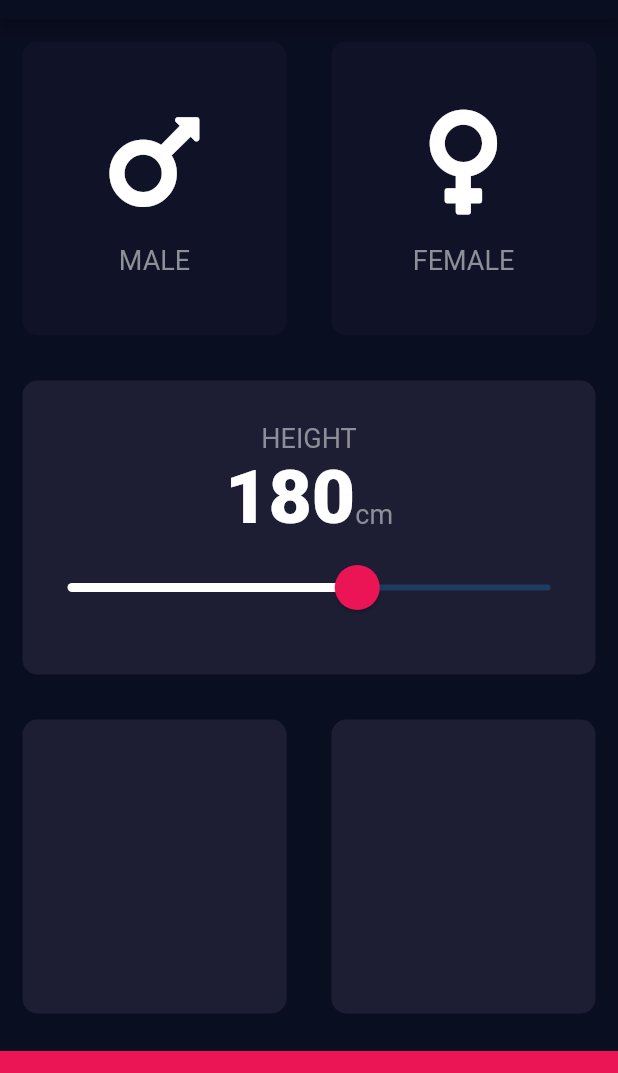
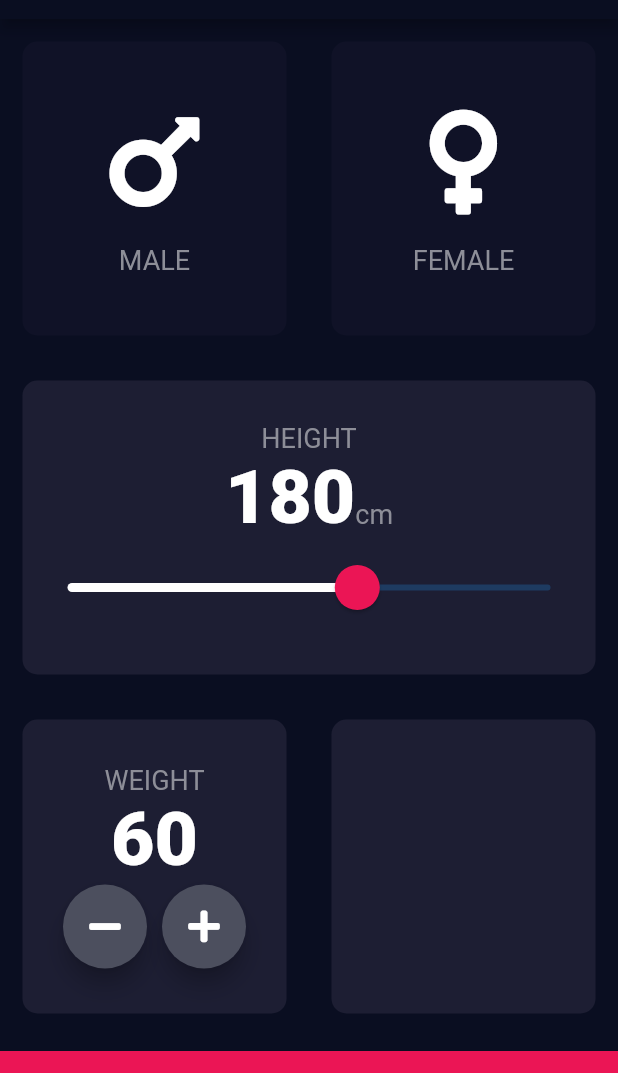
Before and after one commit to eoanodea/flutter-bmi-calculator, a Flutter app: the screen it shows after launch, on a phone screen of 412 x 824 dp, the part 65-1138 px from its top. Run offline on Flutter 3.47's test engine with Material 2 defaults, Android fonts, the phone set to English and light mode, and no system bars; our stand-ins replace font_awesome_flutter.

Commit message:
Implemented custom RoundIconButton class

```diff
--- a/lib/input_page.dart
+++ b/lib/input_page.dart
@@ -19,6 +19,8 @@ class _InputPageState extends State<InputPage> {
   Gender selectedGener;
 
   int height = 180;
+  int weight = 60;
+
   @override
   Widget build(BuildContext context) {
     return Scaffold(
@@ -123,6 +125,31 @@ class _InputPageState extends State<InputPage> {
                 Expanded(
                   child: ReuseableCard(
                     colour: Color(0xFF1D1E33),
+                    cardChild: Column(
+                      mainAxisAlignment: MainAxisAlignment.center,
+                      children: <Widget>[
+                        Text(
+                          'WEIGHT',
+                          style: kLabelTextStyle,
+                        ),
+                        Text(
+                          weight.toString(),
+                          style: kNumberTextStyle,
+                        ),
+                        Row(
+                          mainAxisAlignment: MainAxisAlignment.center,
+                          children: <Widget>[
+                            RoundIconButton(
+                              icon: FontAwesomeIcons.minus,
+                            ),
+                            SizedBox(width: 10.0),
+                            RoundIconButton(
+                              icon: FontAwesomeIcons.plus,
+                            ),
+                          ],
+                        )
+                      ],
+                    ),
                   ),
                 ),
                 Expanded(
@@ -144,3 +171,24 @@ class _InputPageState extends State<InputPage> {
     );
   }
 }
+
+class RoundIconButton extends StatelessWidget {
+  RoundIconButton({this.icon});
+
+  final IconData icon;
+
+  @override
+  Widget build(BuildContext context) {
+    return RawMaterialButton(
+      child: Icon(icon),
+      shape: CircleBorder(),
+      fillColor: Color(0xFF4c4F5E),
+      elevation: 6.0,
+      constraints: BoxConstraints.tightFor(
+        width: 56.0,
+        height: 56.0,
+      ),
+      onPressed: () {},
+    );
+  }
+}
```
